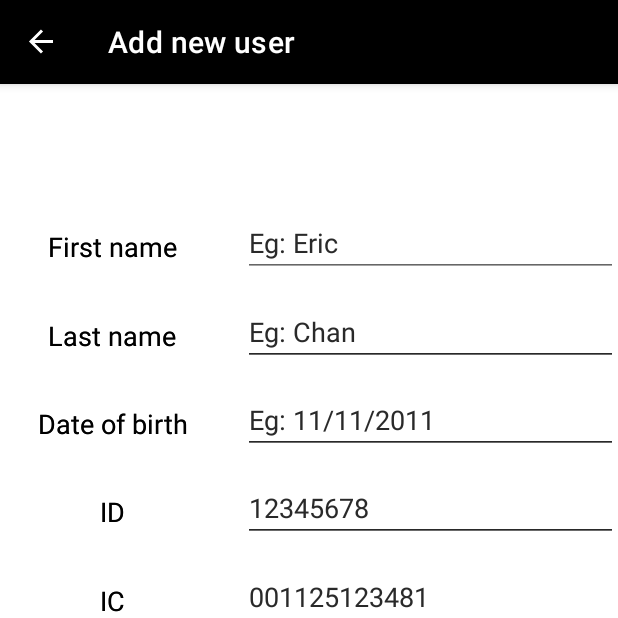
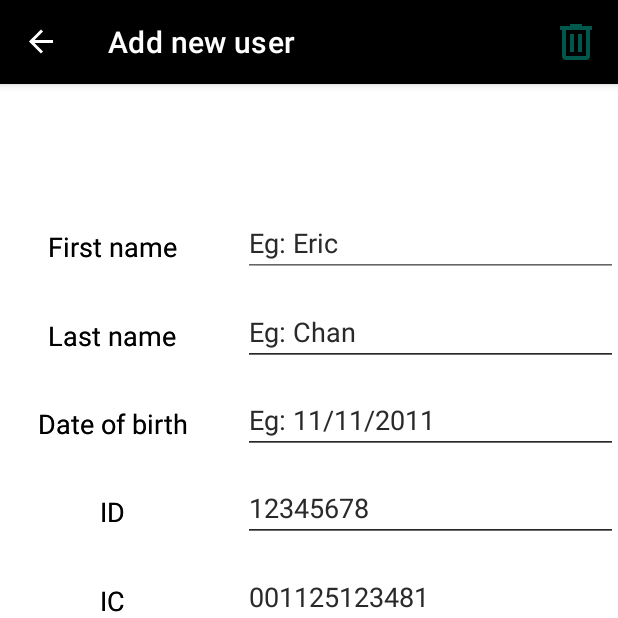
Before and after one commit to Eric53268/CLICK, an Android app: the fragment UpdateUserAccountManager placed in its activity, after a tap on "Add", on a phone screen of 412 x 824 dp, the top half of it. Run offline under Robolectric (Android 15) with nearby library versions, the light colour scheme and no system bars; our stand-ins replace Room's generated code, navigation-ui; 11 statements that could not run were skipped.

Commit message:
Delete user account added.

```diff
--- a/app/src/main/java/com/example/clickhotelmanagementsystem/DashboardActivity.kt
+++ b/app/src/main/java/com/example/clickhotelmanagementsystem/DashboardActivity.kt
@@ -14,12 +14,8 @@ import androidx.appcompat.app.AlertDialog
 import androidx.appcompat.app.AppCompatActivity
 import androidx.recyclerview.widget.LinearLayoutManager
 import androidx.recyclerview.widget.RecyclerView
-import com.example.clickhotelmanagementsystem.DBHandler
 import com.example.clickhotelmanagementsystem.DTO.Event
-import com.example.clickhotelmanagementsystem.ItemActivity
 import com.google.android.material.floatingactionbutton.FloatingActionButton
-
-
 
 class DashboardActivity : AppCompatActivity() {
 
--- a/app/src/main/java/com/example/clickhotelmanagementsystem/Database/UserDAO.kt
+++ b/app/src/main/java/com/example/clickhotelmanagementsystem/Database/UserDAO.kt
@@ -13,6 +13,13 @@ interface UserDAO {
     @Update
     suspend fun updateUser(user: EditOwnProfile)
 
+    @Delete
+    suspend fun deleteUser(user: EditOwnProfile)
+
+    //Delete all
+    @Query("DELETE FROM Accounts")
+    suspend fun deleteAllUsers()
+
     @Query("SELECT * FROM Accounts ORDER BY uID ASC")
     fun readAllData(): LiveData<List<EditOwnProfile>>
 
--- a/app/src/main/res/layout/activity_account_manager.xml
+++ b/app/src/main/res/layout/activity_account_manager.xml
@@ -29,7 +29,7 @@
         android:layout_gravity="start"
         android:fitsSystemWindows="true"/>
 
-    /<!--    <androidx.fragment.app.FragmentContainerView
+        /<!--<androidx.fragment.app.FragmentContainerView
         xmlns:android="http://schemas.android.com/apk/res/android"
         android:id="@+id/fragment_add_list_user"
         android:name="com.example.AddUserAccountManagerFragment"
--- /dev/null
+++ b/app/src/main/res/menu/delete_user_menu.xml
@@ -0,0 +1,11 @@
+<?xml version="1.0" encoding="utf-8"?>
+<menu xmlns:android="http://schemas.android.com/apk/res/android"
+    xmlns:app="http://schemas.android.com/apk/res-auto">
+
+    <item android:id="@+id/delete_user"
+        android:title = "Delete user"
+        android:icon="@drawable/ic_delete"
+        android:iconTint="@color/white"
+        app:showAsAction="ifRoom"/>
+
+</menu>
```
Also changed, not shown: app/src/main/java/com/example/clickhotelmanagementsystem/AccountsModule/UpdateUserAccountManager.kt (+27 -3 lines), app/src/main/java/com/example/clickhotelmanagementsystem/Database/UserRepository.kt (+8 -0 lines), app/src/main/java/com/example/clickhotelmanagementsystem/Database/UserViewModel.kt (+12 -0 lines), app/src/main/res/drawable/ic_baseline_delete_24.xml (added, +10 -0 lines).
